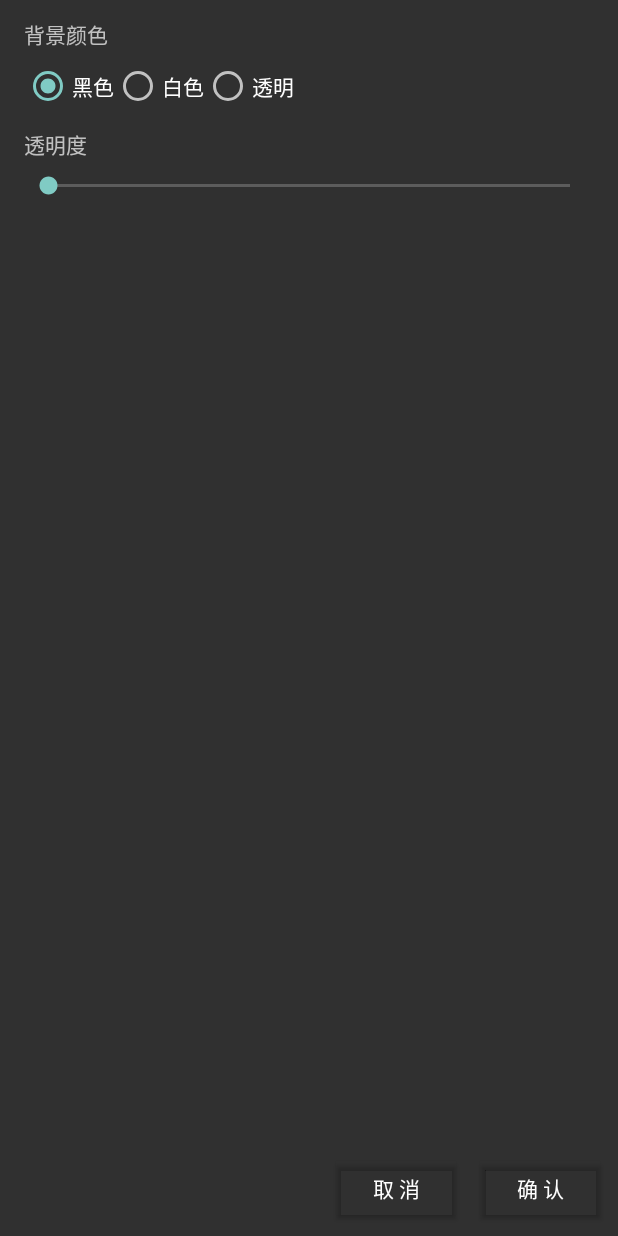
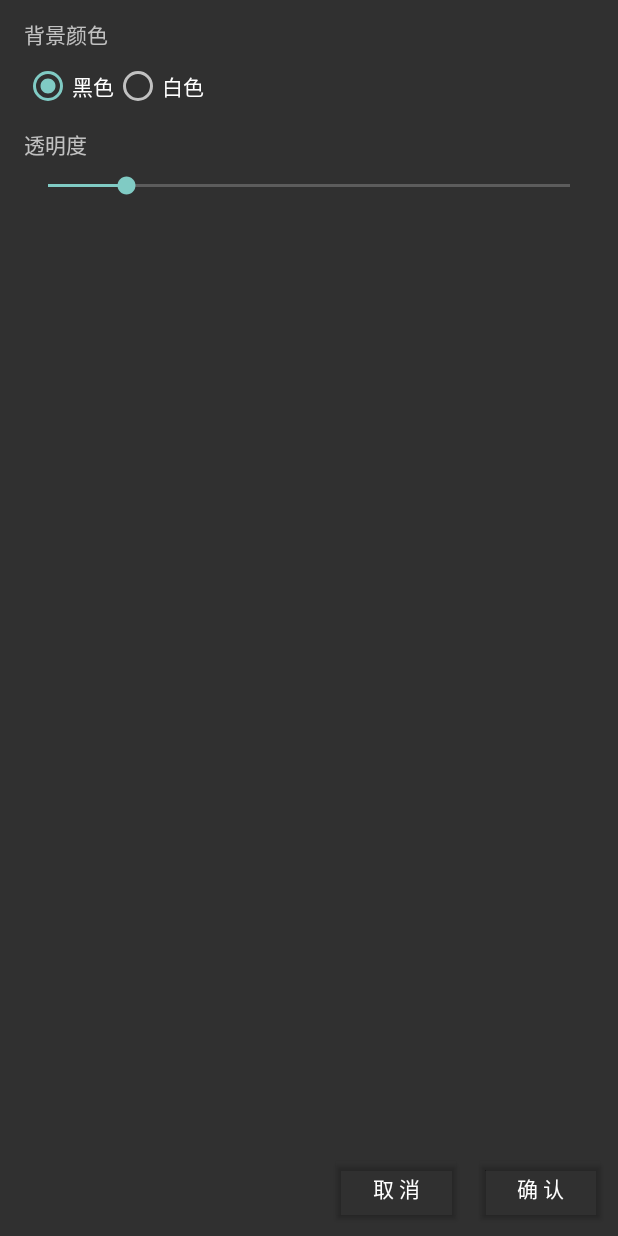
Before and after one commit to GuJin/TimeTable, an Android app: the layout activity_appwidget_configure.xml on its own in the app's theme, with its tools: preview values and no code run, on a phone screen of 412 x 824 dp. Run offline under Robolectric (Android 15) with nearby library versions, the phone set to English and light mode, and no system bars.

Commit message:
界面完善

```diff
--- a/app/src/main/res/layout/activity_appwidget_configure.xml
+++ b/app/src/main/res/layout/activity_appwidget_configure.xml
@@ -38,11 +38,6 @@
             android:layout_height="wrap_content"
             android:text="白色"/>
 
-        <RadioButton
-            android:id="@+id/rb_transparent"
-            android:layout_width="wrap_content"
-            android:layout_height="wrap_content"
-            android:text="透明"/>
     </RadioGroup>
 
     <TextView
@@ -62,6 +57,8 @@
         android:layout_marginEnd="16dp"
         android:layout_marginStart="16dp"
         android:layout_marginTop="8dp"
+        android:max="100"
+        android:progress="15"
         app:layout_constraintEnd_toEndOf="parent"
         app:layout_constraintStart_toStartOf="parent"
         app:layout_constraintTop_toBottomOf="@+id/tv_transparent"/>
```
